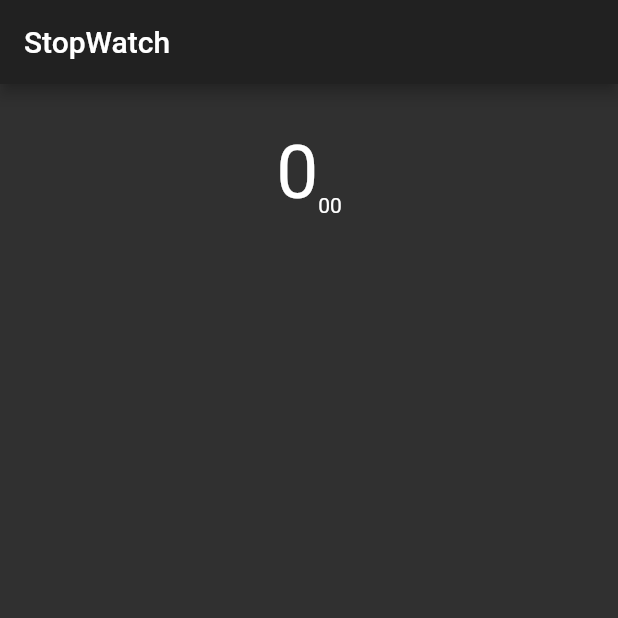
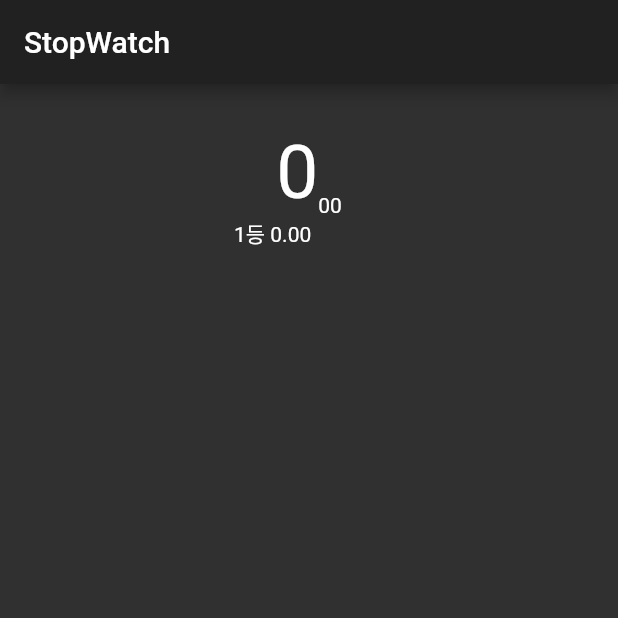
Before and after one commit to cckn/Learning-Flutter, a Flutter app: the screen it shows after launch, after a tap on "랩타임", on a phone screen of 412 x 824 dp, the top half of it. Run offline on Flutter 3.47's test engine with Material 2 defaults, Android fonts, the phone set to English and light mode, and no system bars.

Commit message:
Make StopWatch

```diff
--- a/lib/main.dart
+++ b/lib/main.dart
@@ -1,5 +1,5 @@
 import 'package:flutter/material.dart';
-import 'dart:math';
+import 'dart:async';
 
 void main() => runApp(MyApp());
 
@@ -18,60 +18,18 @@ class StopWatchPage extends StatefulWidget {
 }
 
 class _StopWatchPageState extends State<StopWatchPage> {
-  Widget _buildBody() {
-    return Center(
-      child: Padding(
-        padding: const EdgeInsets.only(top: 30),
-        child: Stack(
-          children: <Widget>[
-            Column(
-              children: <Widget>[
-                Row(
-                  // Show Time Field
-                  mainAxisAlignment: MainAxisAlignment.center,
-                  crossAxisAlignment: CrossAxisAlignment.end,
-                  children: <Widget>[
-                    Text(
-                      "0",
-                      style: TextStyle(fontSize: 50),
-                    ),
-                    Text("00")
-                  ],
-                ),
-                Container(
-                  // Show LabTime Field
-                  width: 100,
-                  height: 200,
-                  child: ListView(
-                    children: <Widget>[],
-                  ),
-                )
-              ],
-            ),
-            Positioned(
-              left: 10,
-              bottom: 10,
-              child: FloatingActionButton(
-                backgroundColor: Colors.deepOrange,
-                onPressed: () {},
-                child: Icon(Icons.rotate_left),
-              ),
-            ),
-            Positioned(
-              right: 10,
-              bottom: 10,
-              child: RaisedButton(
-                onPressed: () {},
-                child: Text("랩타임"),
-              ),
-            )
-          ],
-        ),
-      ),
-    );
+  Timer _timer;
+
+  num _time = 0;
+  bool _isRunning = false;
+
+  List<String> _lapTimes = [];
+
+  @override
+  void dispose() {
+    _timer?.cancel();
+    super.dispose();
   }
-
-  void _clickButton() {}
 
   @override
   Widget build(BuildContext context) {
@@ -91,9 +49,106 @@ class _StopWatchPageState extends State<StopWatchPage> {
             _clickButton();
           });
         },
-        child: Icon(Icons.play_arrow),
+        child: _isRunning ? (Icon(Icons.pause)) : (Icon(Icons.play_arrow)),
       ),
       floatingActionButtonLocation: FloatingActionButtonLocation.centerDocked,
     );
   }
+
+  Widget _buildBody() {
+    var sec = _time ~/ 100;
+    var hundredth = "${_time % 100}".padLeft(2, "0");
+
+    return Center(
+      child: Padding(
+        padding: const EdgeInsets.only(top: 30),
+        child: Stack(
+          children: <Widget>[
+            Column(
+              children: <Widget>[
+                Row(
+                  // Show Time Field
+                  mainAxisAlignment: MainAxisAlignment.center,
+                  crossAxisAlignment: CrossAxisAlignment.end,
+                  children: <Widget>[
+                    Text(
+                      "$sec",
+                      style: TextStyle(fontSize: 50),
+                    ),
+                    Text("$hundredth")
+                  ],
+                ),
+                Container(
+                  // Show LabTime Field
+                  width: 100,
+                  height: 200,
+                  child: ListView(
+                    children: _lapTimes.map((time) => Text(time)).toList(),
+                  ),
+                )
+              ],
+            ),
+            Positioned(
+              // Reset Button
+              left: 10,
+              bottom: 10,
+              child: FloatingActionButton(
+                backgroundColor: Colors.deepOrange,
+                onPressed: _reset,
+                child: Icon(Icons.rotate_left),
+              ),
+            ),
+            Positioned(
+              // LapTime Button
+              right: 10,
+              bottom: 10,
+              child: RaisedButton(
+                onPressed: () {
+                  setState(() {
+                    _recordLapTime("$sec.$hundredth");
+                  });
+                },
+                child: Text("랩타임"),
+              ),
+            )
+          ],
+        ),
+      ),
+    );
+  }
+
+  void _clickButton() {
+    _isRunning = !_isRunning;
+
+    if (_isRunning) {
+      _start();
+    } else {
+      _pause();
+    }
+  }
+
+  void _start() {
+    _timer = Timer.periodic(Duration(milliseconds: 10), (timer) {
+      setState(() {
+        _time++;
+      });
+    });
+  }
+
+  void _pause() {
+    _timer?.cancel();
+  }
+
+  void _reset() {
+    setState(() {
+      _isRunning = false;
+      _timer?.cancel();
+      _lapTimes.clear();
+      _time = 0;
+    });
+  }
+
+  void _recordLapTime(String time) {
+    _lapTimes.add("${_lapTimes.length + 1}등 $time");
+  }
 }
```
